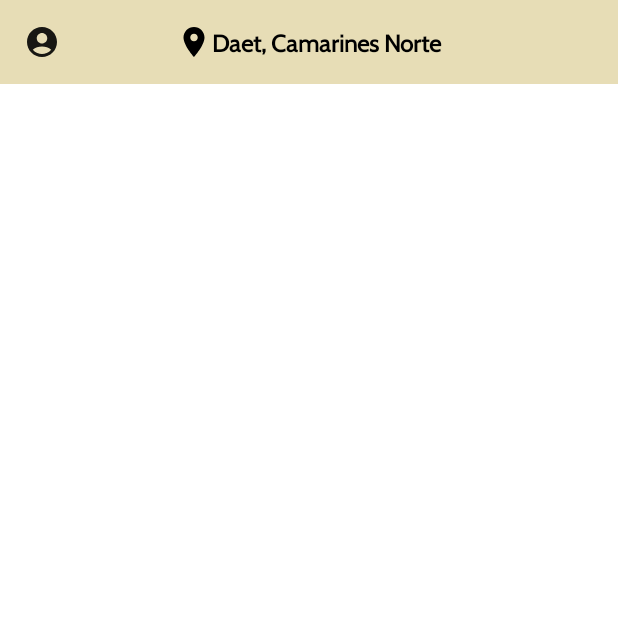
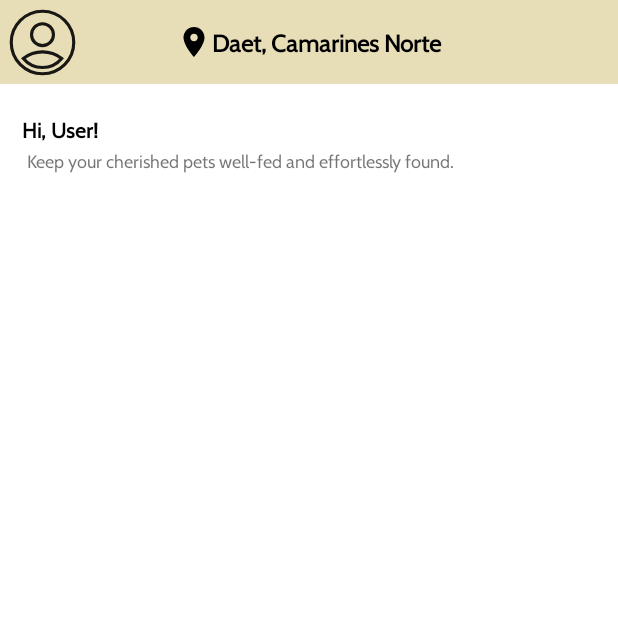
Before and after one commit to UgetsuMurata/FeedFind, an Android app: the Dashboard screen opened directly, with no data from a screen before it, on a phone screen of 412 x 824 dp, the top half of it. Run offline under Robolectric (Android 15) with nearby library versions, the phone set to English and light mode, and no system bars.

Commit message:
update - dashboard

```diff
--- a/app/src/main/res/drawable/ic_profile.xml
+++ b/app/src/main/res/drawable/ic_profile.xml
@@ -1,5 +1,15 @@
-<vector android:alpha="0.9" android:height="24dp" android:tint="#000000"
-    android:viewportHeight="24" android:viewportWidth="24"
-    android:width="24dp" xmlns:android="http://schemas.android.com/apk/res/android">
-    <path android:fillColor="@android:color/white" android:pathData="M12,2C6.48,2 2,6.48 2,12s4.48,10 10,10s10,-4.48 10,-10S17.52,2 12,2zM12,6c1.93,0 3.5,1.57 3.5,3.5S13.93,13 12,13s-3.5,-1.57 -3.5,-3.5S10.07,6 12,6zM12,20c-2.03,0 -4.43,-0.82 -6.14,-2.88C7.55,15.8 9.68,15 12,15s4.45,0.8 6.14,2.12C16.43,19.18 14.03,20 12,20z"/>
+<vector android:alpha="0.9"
+    android:height="50dp"
+    android:tint="#000000"
+    android:viewportHeight="24"
+    android:viewportWidth="24"
+    android:width="50dp"
+    xmlns:android="http://schemas.android.com/apk/res/android">
+
+    <path
+        android:strokeColor="#000000"
+        android:strokeWidth="1"
+        android:fillColor="@android:color/transparent"
+        android:pathData="M12,2C6.48,2 2,6.48 2,12s4.48,10 10,10s10,-4.48 10,-10S17.52,2 12,2zM12,6c1.93,0 3.5,1.57 3.5,3.5S13.93,13 12,13s-3.5,-1.57 -3.5,-3.5S10.07,6 12,6zM12,20c-2.03,0 -4.43,-0.82 -6.14,-2.88C7.55,15.8 9.68,15 12,15s4.45,0.8 6.14,2.12C16.43,19.18 14.03,20 12,20z"/>
+
 </vector>
--- a/app/src/main/res/layout/features_dashboard.xml
+++ b/app/src/main/res/layout/features_dashboard.xml
@@ -45,4 +45,33 @@
 
     </androidx.appcompat.widget.Toolbar>
 
+    <TextView
+        android:id="@+id/username"
+        android:layout_width="wrap_content"
+        android:layout_height="wrap_content"
+        android:layout_marginStart="5dp"
+        android:layout_marginTop="20dp"
+        android:layout_marginEnd="337dp"
+        android:fontFamily="@font/cabin"
+        android:text="@string/user"
+        android:textColor="#000000"
+        android:textStyle="bold"
+        app:layout_constraintEnd_toEndOf="parent"
+        app:layout_constraintStart_toStartOf="parent"
+        app:layout_constraintTop_toBottomOf="@+id/custom_toolbar" />
+
+    <TextView
+        android:id="@+id/dashboard_description"
+        android:layout_width="wrap_content"
+        android:layout_height="wrap_content"
+        android:layout_marginStart="5dp"
+        android:layout_marginTop="1dp"
+        android:layout_marginEnd="96dp"
+        android:fontFamily="@font/cabin"
+        android:text="@string/desc"
+        android:textSize="12sp"
+        app:layout_constraintEnd_toEndOf="parent"
+        app:layout_constraintStart_toStartOf="parent"
+        app:layout_constraintTop_toBottomOf="@+id/username" />
+
 </androidx.constraintlayout.widget.ConstraintLayout>
--- a/app/src/main/res/values/strings.xml
+++ b/app/src/main/res/values/strings.xml
@@ -2,4 +2,6 @@
     <string name="app_name">Feed and Find</string>
     <string name="content_description_dogpaw">dog paw</string>
     <string name="title_location">Daet, Camarines Norte</string>
+    <string name="user">Hi, User!</string>
+    <string name="desc">Keep your cherished pets well-fed and effortlessly found.</string>
 </resources>
```
